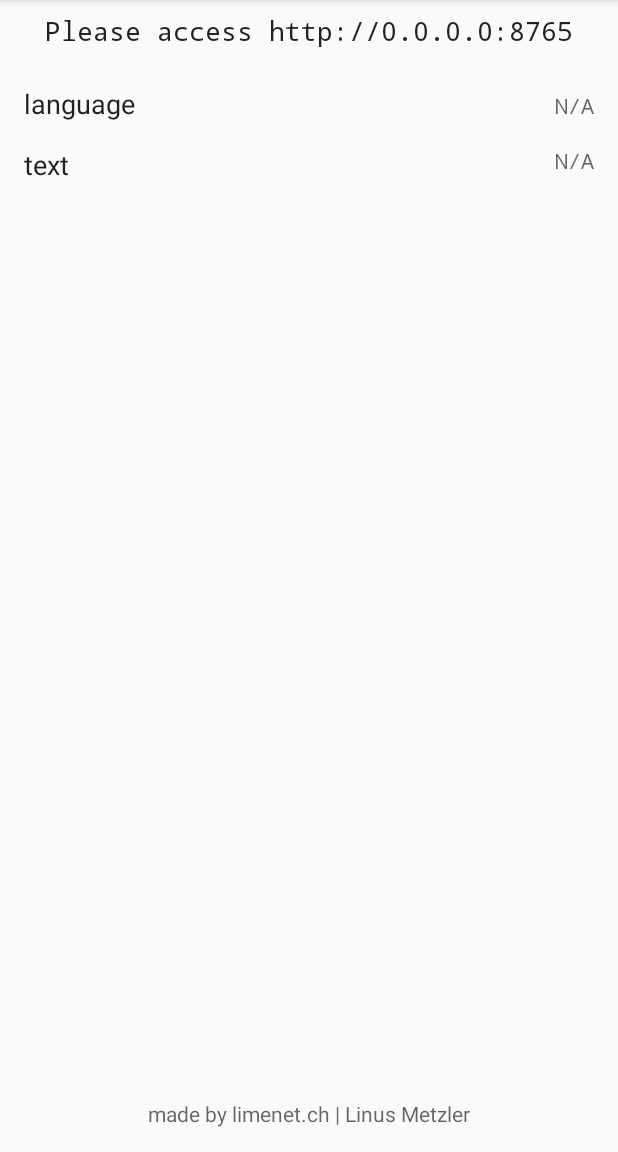
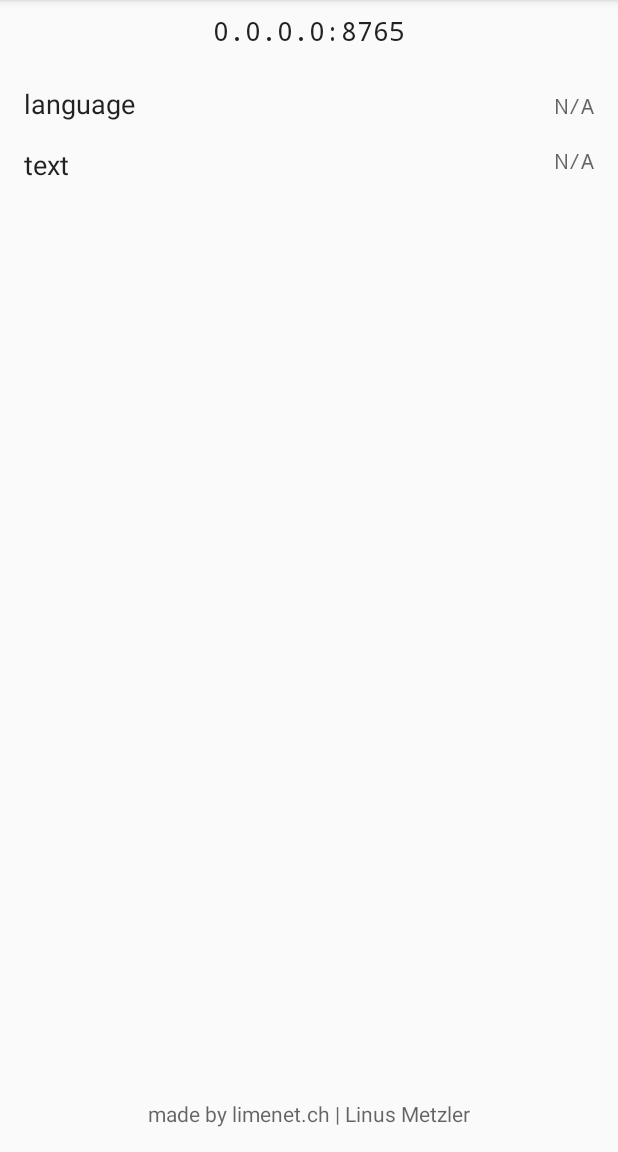
Before and after one commit to limenet/android-speech, an Android app: the screen it shows after launch (MainActivity), on a phone screen of 412 x 824 dp, the part 84-1236 px from its top. Run offline under Robolectric (Android 15) with nearby library versions, the phone set to English and light mode, and no system bars; libraries missing offline, so code that uses them is left out: fi.iki.elonen; 1 statement that could not run was skipped.

Commit message:
cleanup + changed theme

```diff
--- a/app/src/main/java/ch/limenet/android_speech/android_speech/MainActivity.java
+++ b/app/src/main/java/ch/limenet/android_speech/android_speech/MainActivity.java
@@ -24,7 +24,7 @@ import fi.iki.elonen.NanoHTTPD;
 
 public class MainActivity extends AppCompatActivity {
     private static final int PORT = 8765;
-    private TtsHTTP server;
+    private Server server;
     private WifiManager.WifiLock wifiLock;
     private HashMap<String, TextToSpeech> ttsEngines;
 
@@ -37,20 +37,24 @@ public class MainActivity extends AppCompatActivity {
         wifiLock = wifiManager.createWifiLock("lock");
         wifiLock.acquire();
 
+        if (!wifiLock.isHeld()) {
+            setTextStatus("Failed to acquire WiFi lock. Are you connected to WiFi?");
+        }
+
         int ipAddress = wifiManager.getConnectionInfo().getIpAddress();
         final String formattedIpAddress = String.format(Locale.US, "%d.%d.%d.%d", (ipAddress & 0xff), (ipAddress >> 8 & 0xff),
                 (ipAddress >> 16 & 0xff), (ipAddress >> 24 & 0xff));
-        setTextStatus("Please access http://" + formattedIpAddress + ":" + PORT);
+        setTextStatus(formattedIpAddress + ":" + PORT);
 
         try {
-            server = new TtsHTTP();
+            server = new Server();
         } catch (IOException e) {
-            e.printStackTrace();
+            setTextStatus("Failed to start the server.");
         }
 
         ttsEngines = new HashMap<>();
-        ttsEngines.put("en", new TtsLocale(Locale.US, this.getApplicationContext()).tts);
-        ttsEngines.put("de", new TtsLocale(Locale.GERMAN, this.getApplicationContext()).tts);
+        ttsEngines.put("en", new LocalizedTTS(Locale.US, this.getApplicationContext()).tts);
+        ttsEngines.put("de", new LocalizedTTS(Locale.GERMAN, this.getApplicationContext()).tts);
 
     }
 
@@ -126,8 +130,8 @@ public class MainActivity extends AppCompatActivity {
     }
 
 
-    private class TtsHTTP extends NanoHTTPD {
-        TtsHTTP() throws IOException {
+    private class Server extends NanoHTTPD {
+        Server() throws IOException {
             super(PORT);
             start();
         }
@@ -147,11 +151,11 @@ public class MainActivity extends AppCompatActivity {
         }
     }
 
-    private class TtsLocale implements OnInitListener {
+    private class LocalizedTTS implements OnInitListener {
         private Locale loc;
         TextToSpeech tts;
 
-        TtsLocale(Locale loc, Context context) {
+        LocalizedTTS(Locale loc, Context context) {
             this.loc = loc;
             tts = new TextToSpeech(context, this);
         }
--- a/app/src/main/res/values/colors.xml
+++ /dev/null
@@ -1,6 +0,0 @@
-<?xml version="1.0" encoding="utf-8"?>
-<resources>
-    <color name="colorPrimary">#9C27B0</color>
-    <color name="colorPrimaryDark">#6A1B9A</color>
-    <color name="colorAccent">#03A9F4</color>
-</resources>
--- a/app/src/main/res/values/strings.xml
+++ b/app/src/main/res/values/strings.xml
@@ -1,7 +1,5 @@
 <resources>
 
     <string name="app_name">android-speech</string>
-    <string name="hello_world">Hello world!</string>
-    <string name="default_text">Send some text using the text parameter!</string>
 
 </resources>
--- a/app/src/main/res/values/styles.xml
+++ b/app/src/main/res/values/styles.xml
@@ -2,10 +2,6 @@
 
     <!-- Base application theme. -->
     <style name="AppTheme" parent="Theme.AppCompat.Light.DarkActionBar">
-        <!-- Customize your theme here. -->
-        <item name="colorPrimary">@color/colorPrimary</item>
-        <item name="colorPrimaryDark">@color/colorPrimaryDark</item>
-        <item name="colorAccent">@color/colorAccent</item>
     </style>
 
 </resources>
```
